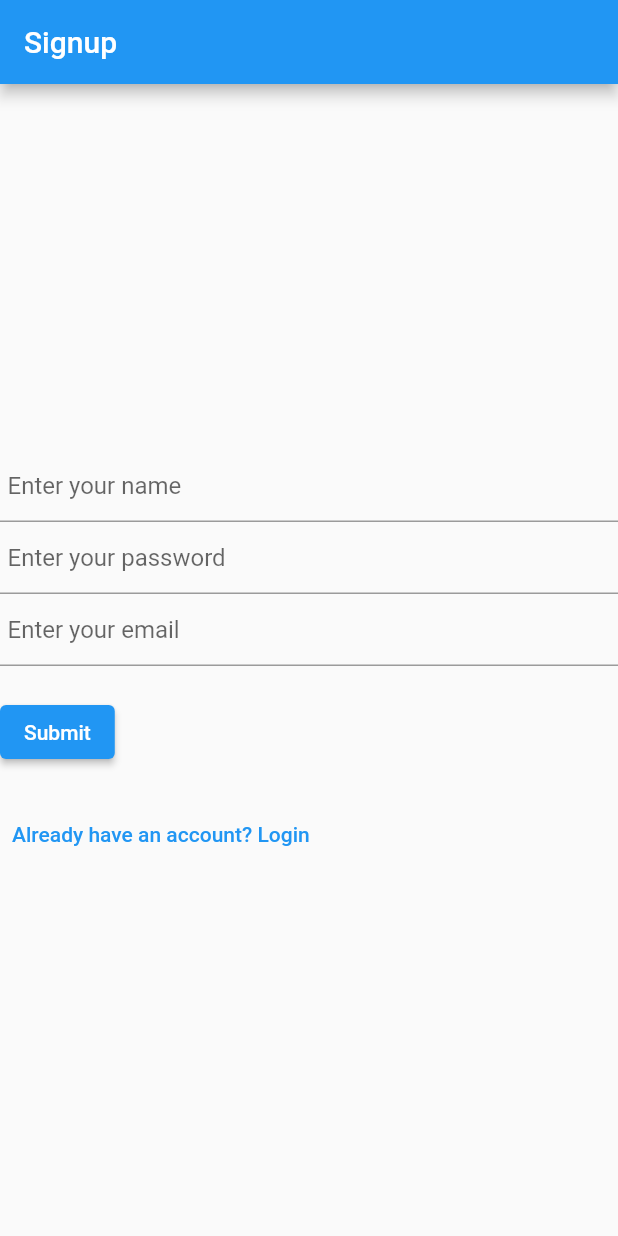
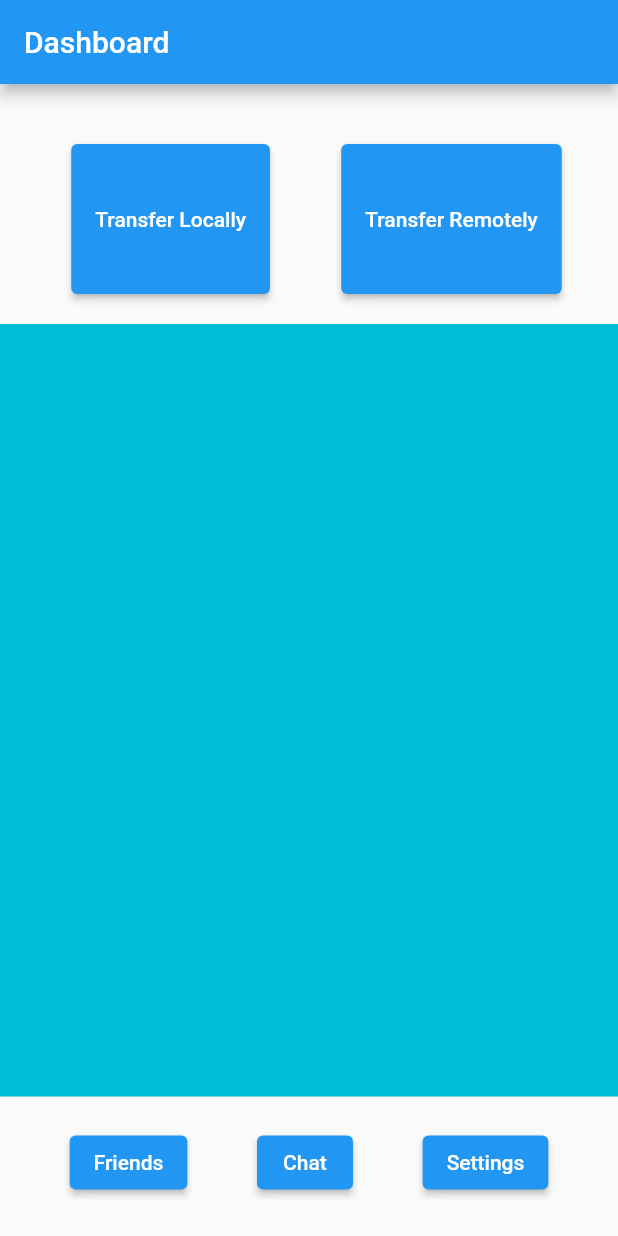
Before and after one commit to Abhinav-Agarwal021/any_share, a Flutter app: the screen it shows after launch, on a phone screen of 412 x 824 dp. Run offline on Flutter 3.47's test engine with Material 2 defaults, Android fonts, the phone set to English and light mode, and no system bars; missing offline and left inert: dart:html.

Commit message:
Added a basic UI for dashboard

```diff
--- /dev/null
+++ b/client/lib/dashboard.dart
@@ -0,0 +1,68 @@
+import 'package:flutter/material.dart';
+
+class Dashboard extends StatelessWidget {
+  const Dashboard({Key? key}) : super(key: key);
+  final title = "Dashboard";
+  @override
+  Widget build(BuildContext context) {
+    return MaterialApp(
+        title: title,
+        home: Scaffold(
+          appBar: AppBar(title: Text(title)),
+          body: const DashContainer(),
+        ));
+  }
+}
+
+class DashContainer extends StatefulWidget {
+  const DashContainer({Key? key}) : super(key: key);
+  @override
+  DashState createState() {
+    return DashState();
+  }
+}
+
+class DashState extends State<DashContainer> {
+  @override
+  Widget build(BuildContext context) {
+    return Column(
+      children: [
+        Row(mainAxisAlignment: MainAxisAlignment.spaceEvenly, children: [
+          Padding(
+            padding: const EdgeInsets.only(top: 40, left: 10),
+            child: ElevatedButton(
+              child: const Text("Transfer Locally"),
+              onPressed: () {},
+              style: ElevatedButton.styleFrom(
+                minimumSize: const Size(50, 100),
+              ),
+            ),
+          ),
+          Padding(
+            padding: const EdgeInsets.only(top: 40, left: 10),
+            child: ElevatedButton(
+              child: const Text("Transfer Remotely"),
+              onPressed: () {},
+              style: ElevatedButton.styleFrom(
+                minimumSize: const Size(40, 100),
+              ),
+            ),
+          )
+        ]),
+        Container(
+          height: MediaQuery.of(context).size.height / 1.6,
+          color: Colors.cyan,
+          margin: const EdgeInsets.symmetric(vertical: 20),
+        ),
+        Row(
+          mainAxisAlignment: MainAxisAlignment.spaceEvenly,
+          children: [
+            ElevatedButton(onPressed: () {}, child: const Text("Friends")),
+            ElevatedButton(onPressed: () {}, child: const Text("Chat")),
+            ElevatedButton(onPressed: () {}, child: const Text("Settings"))
+          ],
+        )
+      ],
+    );
+  }
+}
--- a/client/lib/main.dart
+++ b/client/lib/main.dart
@@ -2,9 +2,10 @@ import 'dart:convert';
 import 'dart:html';
 import 'package:flutter/material.dart';
 import 'package:http/http.dart';
+import 'dashboard.dart';
 
 void main() {
-  runApp(const SignupRoute());
+  runApp(const Dashboard());
 }
 
 class LoginRoute extends StatelessWidget {
```
